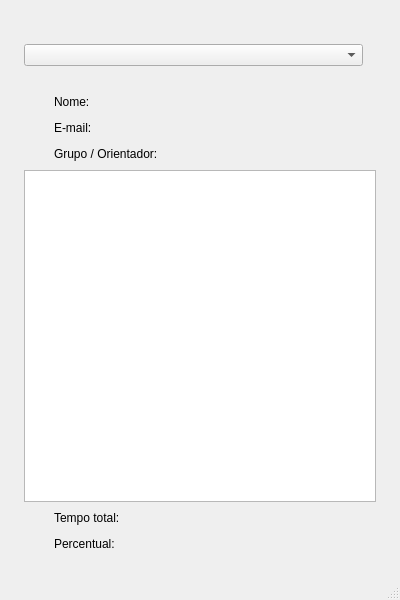
This is Controle_UsoDeEquipamento/GUI/telaHistDeUso.ui in gpenello/ControleDeUso as Qt 5 draws it before an edit. The edited form follows.
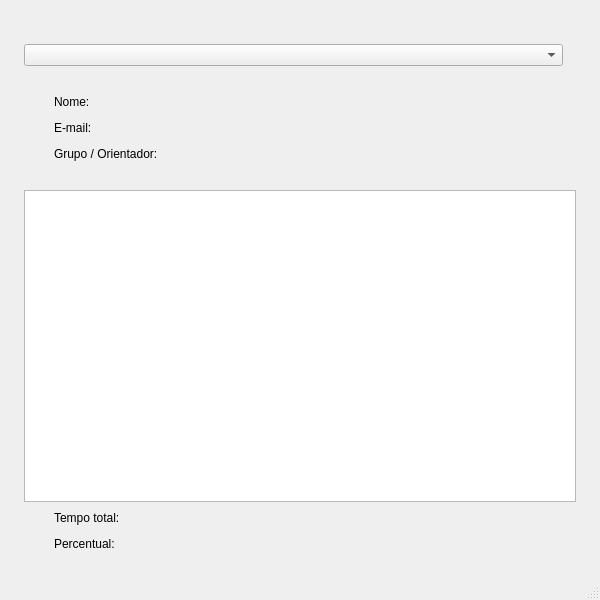
This is the edited form.

Patch:
```diff
--- a/Controle_UsoDeEquipamento/GUI/telaHistDeUso.ui
+++ b/Controle_UsoDeEquipamento/GUI/telaHistDeUso.ui
@@ -6,7 +6,7 @@
    <rect>
     <x>0</x>
     <y>0</y>
-    <width>400</width>
+    <width>600</width>
     <height>600</height>
    </rect>
   </property>
@@ -18,13 +18,13 @@
   </property>
   <property name="minimumSize">
    <size>
-    <width>400</width>
+    <width>600</width>
     <height>600</height>
    </size>
   </property>
   <property name="maximumSize">
    <size>
-    <width>400</width>
+    <width>600</width>
     <height>600</height>
    </size>
   </property>
@@ -323,6 +323,22 @@
         </item>
        </layout>
       </item>
+      <item>
+       <spacer name="verticalSpacer_6">
+        <property name="orientation">
+         <enum>Qt::Vertical</enum>
+        </property>
+        <property name="sizeType">
+         <enum>QSizePolicy::Fixed</enum>
+        </property>
+        <property name="sizeHint" stdset="0">
+         <size>
+          <width>20</width>
+          <height>20</height>
+         </size>
+        </property>
+       </spacer>
+      </item>
       <item>
        <widget class="QTextEdit" name="txt_uso">
         <property name="enabled">
```
Left out of the diff: 2 changed lines with no effect on the pictures.
